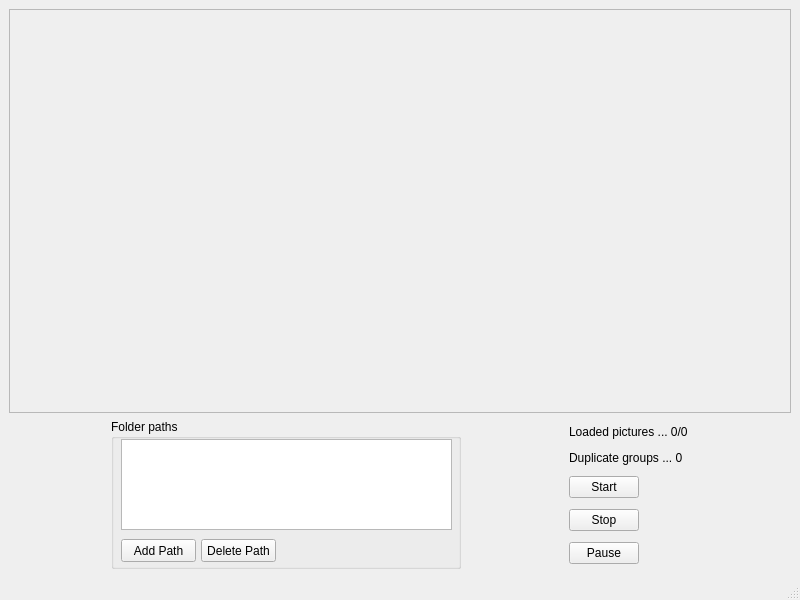
The window that gui/gui.ui (max-dw-i/myfyrio) describes before a commit, drawn with Qt 5.
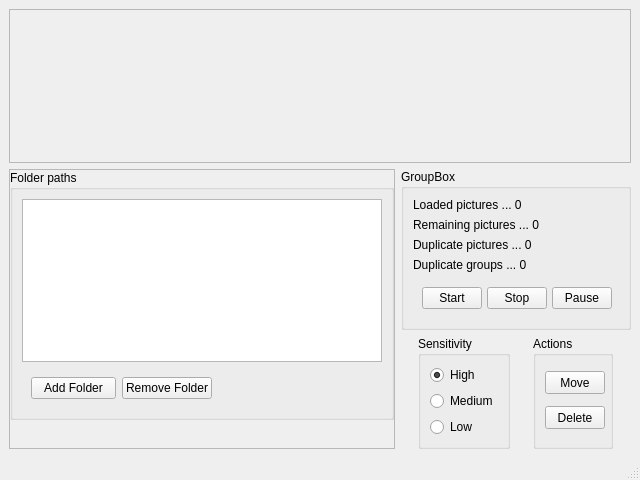
The same window after the commit.

Commit message: Change basic static GUI

What changed in the file:
```diff
--- a/gui/gui.ui
+++ b/gui/gui.ui
@@ -6,8 +6,8 @@
    <rect>
     <x>0</x>
     <y>0</y>
-    <width>800</width>
-    <height>600</height>
+    <width>640</width>
+    <height>480</height>
    </rect>
   </property>
   <property name="sizePolicy">
@@ -18,8 +18,8 @@
   </property>
   <property name="minimumSize">
    <size>
-    <width>800</width>
-    <height>600</height>
+    <width>640</width>
+    <height>480</height>
    </size>
   </property>
   <property name="windowTitle">
@@ -33,6 +33,18 @@
     <property name="sizeConstraint">
      <enum>QLayout::SetDefaultConstraint</enum>
     </property>
+    <property name="leftMargin">
+     <number>9</number>
+    </property>
+    <property name="topMargin">
+     <number>9</number>
+    </property>
+    <property name="rightMargin">
+     <number>9</number>
+    </property>
+    <property name="bottomMargin">
+     <number>9</number>
+    </property>
     <item>
      <widget class="QScrollArea" name="scrollArea">
       <property name="widgetResizable">
@@ -43,121 +55,277 @@
         <rect>
          <x>0</x>
          <y>0</y>
-         <width>780</width>
-         <height>381</height>
+         <width>620</width>
+         <height>161</height>
         </rect>
        </property>
       </widget>
      </widget>
     </item>
     <item>
-     <layout class="QHBoxLayout" name="horizontalLayout">
+     <widget class="QWidget" name="widget_3" native="true">
+      <property name="maximumSize">
+       <size>
+        <width>836</width>
+        <height>16777215</height>
+       </size>
+      </property>
+      <layout class="QHBoxLayout" name="horizontalLayout_3">
+       <property name="leftMargin">
+        <number>0</number>
+       </property>
+       <property name="topMargin">
+        <number>0</number>
+       </property>
+       <property name="rightMargin">
+        <number>0</number>
+       </property>
+       <property name="bottomMargin">
+        <number>0</number>
+       </property>
       <item>
+        <widget class="QFrame" name="frame">
+         <property name="sizePolicy">
+          <sizepolicy hsizetype="Preferred" vsizetype="Preferred">
+           <horstretch>0</horstretch>
+           <verstretch>0</verstretch>
+          </sizepolicy>
+         </property>
+         <property name="minimumSize">
+          <size>
+           <width>0</width>
+           <height>0</height>
+          </size>
+         </property>
+         <property name="maximumSize">
+          <size>
+           <width>16777215</width>
+           <height>16777215</height>
+          </size>
+         </property>
+         <property name="frameShape">
+          <enum>QFrame::StyledPanel</enum>
+         </property>
+         <property name="frameShadow">
+          <enum>QFrame::Raised</enum>
+         </property>
+         <layout class="QVBoxLayout" name="verticalLayout_7">
+          <property name="leftMargin">
+           <number>0</number>
+          </property>
+          <property name="topMargin">
+           <number>0</number>
+          </property>
+          <property name="rightMargin">
+           <number>0</number>
+          </property>
+          <property name="bottomMargin">
+           <number>0</number>
+          </property>
+          <item alignment="Qt::AlignTop">
        <widget class="QGroupBox" name="groupBox">
         <property name="enabled">
          <bool>true</bool>
         </property>
         <property name="sizePolicy">
-         <sizepolicy hsizetype="Preferred" vsizetype="Preferred">
+             <sizepolicy hsizetype="Expanding" vsizetype="Expanding">
           <horstretch>0</horstretch>
           <verstretch>0</verstretch>
          </sizepolicy>
         </property>
         <property name="minimumSize">
          <size>
-          <width>350</width>
-          <height>150</height>
+              <width>300</width>
+              <height>130</height>
          </size>
         </property>
         <property name="maximumSize">
          <size>
-          <width>350</width>
-          <height>150</height>
+              <width>600</width>
+              <height>250</height>
          </size>
         </property>
         <property name="title">
          <string>Folder paths</string>
         </property>
+            <property name="flat">
+             <bool>false</bool>
+            </property>
+            <property name="checkable">
+             <bool>false</bool>
+            </property>
+            <layout class="QVBoxLayout" name="verticalLayout_4">
+             <item>
         <widget class="QListWidget" name="pathLW">
-         <property name="geometry">
-          <rect>
-           <x>10</x>
-           <y>20</y>
-           <width>331</width>
-           <height>91</height>
-          </rect>
+               <property name="sizePolicy">
+                <sizepolicy hsizetype="Expanding" vsizetype="Expanding">
+                 <horstretch>0</horstretch>
+                 <verstretch>0</verstretch>
+                </sizepolicy>
+               </property>
+               <property name="toolTip">
+                <string>List of folders to work on</string>
          </property>
          <property name="selectionMode">
           <enum>QAbstractItemView::MultiSelection</enum>
          </property>
         </widget>
-        <widget class="QPushButton" name="addPathBtn">
-         <property name="geometry">
-          <rect>
-           <x>10</x>
-           <y>120</y>
-           <width>75</width>
-           <height>23</height>
-          </rect>
-         </property>
+             </item>
+             <item alignment="Qt::AlignLeft">
+              <widget class="QWidget" name="widget" native="true">
+               <layout class="QHBoxLayout" name="horizontalLayout_2">
+                <item>
+                 <widget class="QPushButton" name="addFolderBtn">
+                  <property name="sizePolicy">
+                   <sizepolicy hsizetype="Preferred" vsizetype="Preferred">
+                    <horstretch>0</horstretch>
+                    <verstretch>0</verstretch>
+                   </sizepolicy>
+                  </property>
+                  <property name="minimumSize">
+                   <size>
+                    <width>85</width>
+                    <height>0</height>
+                   </size>
+                  </property>
+                  <property name="mouseTracking">
+                   <bool>false</bool>
+                  </property>
+                  <property name="toolTip">
+                   <string>Add folder to the list to work on</string>
+                  </property>
+                  <property name="whatsThis">
+                   <string/>
+                  </property>
+                  <property name="accessibleDescription">
+                   <string/>
+                  </property>
          <property name="text">
-          <string>Add Path</string>
-         </property>
-        </widget>
-        <widget class="QPushButton" name="delPathBtn">
-         <property name="geometry">
-          <rect>
-           <x>90</x>
-           <y>120</y>
-           <width>75</width>
-           <height>23</height>
-          </rect>
-         </property>
+                   <string>Add Folder</string>
+                  </property>
+                  <property name="checkable">
+                   <bool>false</bool>
+                  </property>
+                  <property name="flat">
+                   <bool>false</bool>
+                  </property>
+                 </widget>
+                </item>
+                <item>
+                 <widget class="QPushButton" name="delFolderBtn">
+                  <property name="sizePolicy">
+                   <sizepolicy hsizetype="Preferred" vsizetype="Preferred">
+                    <horstretch>0</horstretch>
+                    <verstretch>0</verstretch>
+                   </sizepolicy>
+                  </property>
+                  <property name="minimumSize">
+                   <size>
+                    <width>85</width>
+                    <height>0</height>
+                   </size>
+                  </property>
+                  <property name="toolTip">
+                   <string>Remove folder from the list to work on</string>
+                  </property>
          <property name="text">
-          <string>Delete Path</string>
-         </property>
-        </widget>
-       </widget>
-      </item>
+                   <string>Remove Folder</string>
+                  </property>
+                 </widget>
+                </item>
+               </layout>
+              </widget>
+             </item>
+            </layout>
+           </widget>
+          </item>
+         </layout>
+        </widget>
+       </item>
       <item>
-       <layout class="QVBoxLayout" name="verticalLayout_2">
-        <property name="spacing">
-         <number>6</number>
-        </property>
-        <property name="sizeConstraint">
-         <enum>QLayout::SetDefaultConstraint</enum>
-        </property>
+        <widget class="QWidget" name="widget_4" native="true">
+         <property name="maximumSize">
+          <size>
+           <width>230</width>
+           <height>16777215</height>
+          </size>
+         </property>
+         <layout class="QVBoxLayout" name="verticalLayout_3">
+          <property name="leftMargin">
+           <number>0</number>
+          </property>
+          <property name="topMargin">
+           <number>0</number>
+          </property>
+          <property name="rightMargin">
+           <number>0</number>
+          </property>
+          <property name="bottomMargin">
+           <number>0</number>
+          </property>
         <item>
-         <widget class="QLabel" name="picturesLabel">
+           <widget class="QGroupBox" name="groupBox_2">
+            <property name="sizePolicy">
+             <sizepolicy hsizetype="Fixed" vsizetype="Preferred">
+              <horstretch>0</horstretch>
+              <verstretch>0</verstretch>
+             </sizepolicy>
+            </property>
           <property name="minimumSize">
            <size>
+              <width>200</width>
+              <height>0</height>
+             </size>
+            </property>
+            <property name="title">
+             <string>GroupBox</string>
+            </property>
+            <layout class="QVBoxLayout" name="verticalLayout_5">
+             <item>
+              <widget class="QLabel" name="loadedPicLabel">
+               <property name="minimumSize">
+                <size>
             <width>0</width>
-            <height>15</height>
+                 <height>0</height>
            </size>
           </property>
           <property name="maximumSize">
            <size>
             <width>16777215</width>
-            <height>15</height>
+                 <height>16777215</height>
            </size>
           </property>
           <property name="text">
-           <string>Loaded pictures ... 0/0</string>
+                <string>Loaded pictures ... 0</string>
           </property>
          </widget>
         </item>
         <item>
-         <widget class="QLabel" name="groupsLabel">
+              <widget class="QLabel" name="remainingPicLabel">
+               <property name="text">
+                <string>Remaining pictures ... 0</string>
+               </property>
+              </widget>
+             </item>
+             <item>
+              <widget class="QLabel" name="dupPicLabel">
+               <property name="text">
+                <string>Duplicate pictures ... 0</string>
+               </property>
+              </widget>
+             </item>
+             <item>
+              <widget class="QLabel" name="dupGrLabel">
           <property name="minimumSize">
            <size>
             <width>0</width>
-            <height>15</height>
+                 <height>0</height>
            </size>
           </property>
           <property name="maximumSize">
            <size>
             <width>16777215</width>
-            <height>15</height>
+                 <height>16777215</height>
            </size>
           </property>
           <property name="text">
@@ -166,16 +334,19 @@
          </widget>
         </item>
         <item>
+              <widget class="QWidget" name="widget_2" native="true">
+               <layout class="QHBoxLayout" name="horizontalLayout">
+                <item>
          <widget class="QPushButton" name="startBtn">
           <property name="minimumSize">
            <size>
-            <width>70</width>
+                    <width>60</width>
             <height>0</height>
            </size>
           </property>
           <property name="maximumSize">
            <size>
-            <width>70</width>
+                    <width>60</width>
             <height>16777215</height>
            </size>
           </property>
@@ -188,13 +359,13 @@
          <widget class="QPushButton" name="stopBtn">
           <property name="minimumSize">
            <size>
-            <width>70</width>
+                    <width>60</width>
             <height>0</height>
            </size>
           </property>
           <property name="maximumSize">
            <size>
-            <width>70</width>
+                    <width>60</width>
             <height>16777215</height>
            </size>
           </property>
@@ -207,13 +378,13 @@
          <widget class="QPushButton" name="pauseBtn">
           <property name="minimumSize">
            <size>
-            <width>70</width>
+                    <width>60</width>
             <height>0</height>
            </size>
           </property>
           <property name="maximumSize">
            <size>
-            <width>70</width>
+                    <width>60</width>
             <height>16777215</height>
            </size>
           </property>
@@ -223,8 +394,168 @@
          </widget>
         </item>
        </layout>
-      </item>
-     </layout>
+              </widget>
+             </item>
+            </layout>
+           </widget>
+          </item>
+          <item>
+           <widget class="QWidget" name="widget_5" native="true">
+            <layout class="QHBoxLayout" name="horizontalLayout_4">
+             <property name="leftMargin">
+              <number>0</number>
+             </property>
+             <property name="topMargin">
+              <number>0</number>
+             </property>
+             <property name="rightMargin">
+              <number>0</number>
+             </property>
+             <property name="bottomMargin">
+              <number>0</number>
+             </property>
+             <item>
+              <widget class="QGroupBox" name="groupBox_3">
+               <property name="sizePolicy">
+                <sizepolicy hsizetype="Fixed" vsizetype="Preferred">
+                 <horstretch>0</horstretch>
+                 <verstretch>0</verstretch>
+                </sizepolicy>
+               </property>
+               <property name="minimumSize">
+                <size>
+                 <width>75</width>
+                 <height>0</height>
+                </size>
+               </property>
+               <property name="toolTip">
+                <string>High button means that you want to find identical (or almost) images, where Low allows you to find rather different images</string>
+               </property>
+               <property name="title">
+                <string>Sensitivity</string>
+               </property>
+               <layout class="QVBoxLayout" name="verticalLayout_6">
+                <item>
+                 <widget class="QRadioButton" name="highRb">
+                  <property name="text">
+                   <string>High</string>
+                  </property>
+                  <property name="checked">
+                   <bool>true</bool>
+                  </property>
+                 </widget>
+                </item>
+                <item>
+                 <widget class="QRadioButton" name="mediumRb">
+                  <property name="text">
+                   <string>Medium</string>
+                  </property>
+                 </widget>
+                </item>
+                <item>
+                 <widget class="QRadioButton" name="lowRb">
+                  <property name="text">
+                   <string>Low</string>
+                  </property>
+                 </widget>
+                </item>
+               </layout>
+              </widget>
+             </item>
+             <item>
+              <widget class="QGroupBox" name="groupBox_4">
+               <property name="sizePolicy">
+                <sizepolicy hsizetype="Fixed" vsizetype="Preferred">
+                 <horstretch>0</horstretch>
+                 <verstretch>0</verstretch>
+                </sizepolicy>
+               </property>
+               <property name="minimumSize">
+                <size>
+                 <width>80</width>
+                 <height>0</height>
+                </size>
+               </property>
+               <property name="maximumSize">
+                <size>
+                 <width>80</width>
+                 <height>16777215</height>
+                </size>
+               </property>
+               <property name="title">
+                <string>Actions</string>
+               </property>
+               <layout class="QVBoxLayout" name="verticalLayout_2">
+                <item>
+                 <widget class="QPushButton" name="moveBtn">
+                  <property name="sizePolicy">
+                   <sizepolicy hsizetype="Fixed" vsizetype="Fixed">
+                    <horstretch>0</horstretch>
+                    <verstretch>0</verstretch>
+                   </sizepolicy>
+                  </property>
+                  <property name="minimumSize">
+                   <size>
+                    <width>60</width>
+                    <height>23</height>
+                   </size>
+                  </property>
+                  <property name="maximumSize">
+                   <size>
+                    <width>60</width>
+                    <height>23</height>
+                   </size>
+                  </property>
+                  <property name="toolTip">
+                   <string>Move selected images</string>
+                  </property>
+                  <property name="text">
+                   <string>Move</string>
+                  </property>
+                 </widget>
+                </item>
+                <item>
+                 <widget class="QPushButton" name="deleteBtn">
+                  <property name="sizePolicy">
+                   <sizepolicy hsizetype="Fixed" vsizetype="Fixed">
+                    <horstretch>0</horstretch>
+                    <verstretch>0</verstretch>
+                   </sizepolicy>
+                  </property>
+                  <property name="minimumSize">
+                   <size>
+                    <width>60</width>
+                    <height>23</height>
+                   </size>
+                  </property>
+                  <property name="maximumSize">
+                   <size>
+                    <width>60</width>
+                    <height>23</height>
+                   </size>
+                  </property>
+                  <property name="toolTip">
+                   <string>Delete selected images</string>
+                  </property>
+                  <property name="toolTipDuration">
+                   <number>0</number>
+                  </property>
+                  <property name="text">
+                   <string>Delete</string>
+                  </property>
+                 </widget>
+                </item>
+               </layout>
+              </widget>
+             </item>
+            </layout>
+           </widget>
+          </item>
+         </layout>
+        </widget>
+       </item>
+      </layout>
+     </widget>
     </item>
    </layout>
   </widget>
```
Left out of the diff: 14 changed lines with no effect on the pictures. Lines whose indentation alone changed are shown as unchanged.
